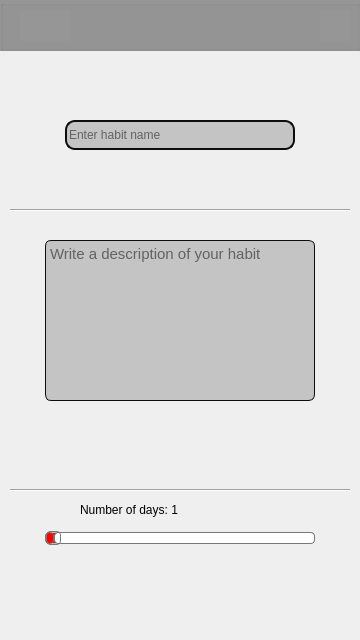
oleksandrhf/GoHabit, file createhabit.ui: the form before one commit.
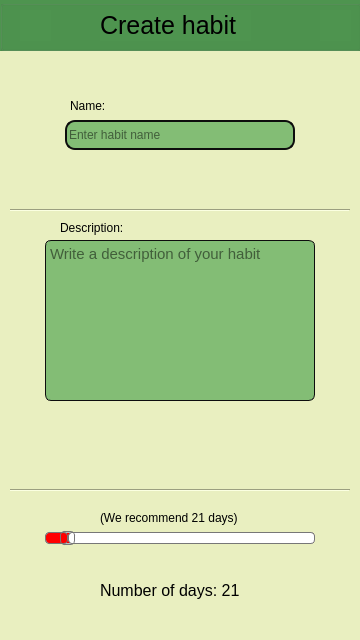
The form after the commit. Icons and pictures are not drawn.

Commit message: supplement Create Habit UI

Patch:
```diff
--- a/createhabit.ui
+++ b/createhabit.ui
@@ -14,7 +14,7 @@
    <string>Form</string>
   </property>
   <property name="styleSheet">
-   <string notr="true"/>
+   <string notr="true">background:#E9EFC0;</string>
   </property>
   <widget class="QLineEdit" name="lineEdit">
    <property name="geometry">
@@ -28,7 +28,7 @@
    <property name="styleSheet">
     <string notr="true">QLineEdit {
 border-radius: 10px;
-background-color: #c4c4c4 ;
+background-color: #83BD75 ;
 border:2px solid #0d0d0d;
 }
 
@@ -112,14 +112,17 @@
 }</string>
    </property>
    <property name="minimum">
-    <number>3</number>
+    <number>1</number>
    </property>
    <property name="maximum">
-    <number>72</number>
+    <number>365</number>
    </property>
    <property name="singleStep">
     <number>4</number>
    </property>
+   <property name="value">
+    <number>21</number>
+   </property>
    <property name="orientation">
     <enum>Qt::Horizontal</enum>
    </property>
@@ -127,14 +130,22 @@
   <widget class="QLabel" name="label_2">
    <property name="geometry">
     <rect>
-     <x>80</x>
-     <y>500</y>
-     <width>131</width>
-     <height>20</height>
+     <x>100</x>
+     <y>570</y>
+     <width>231</width>
+     <height>41</height>
     </rect>
    </property>
+   <property name="font">
+    <font>
+     <pointsize>12</pointsize>
+    </font>
+   </property>
+   <property name="styleSheet">
+    <string notr="true">color: #000000;</string>
+   </property>
    <property name="text">
-    <string notr="true">Number of days: 1</string>
+    <string notr="true">Number of days: 21</string>
    </property>
   </widget>
   <widget class="QTextEdit" name="textEdit">
@@ -154,7 +165,7 @@
    <property name="styleSheet">
     <string notr="true">QTextEdit {
 border-radius: 6px;
-background-color: #c4c4c4 ;
+background-color: #83BD75 ;
 border:0.5px solid #0d0d0d;
 }</string>
    </property>
@@ -185,10 +196,7 @@
 left: 0px;
 top: 0px;
 
-background: #969696;
-
-
-
+background: #4E944F;
 </string>
    </property>
    <property name="title">
@@ -227,23 +235,7 @@
      <string/>
     </property>
     <property name="pixmap">
-     <pixmap resource="recources.qrc">:/img/pick/Save.png</pixmap>
-    </property>
-   </widget>
-   <widget class="QLabel" name="label_5">
-    <property name="geometry">
-     <rect>
-      <x>20</x>
-      <y>10</y>
-      <width>51</width>
-      <height>31</height>
-     </rect>
-    </property>
-    <property name="text">
-     <string/>
-    </property>
-    <property name="pixmap">
-     <pixmap resource="recources.qrc">:/img/pick/Back.png</pixmap>
+     <pixmap>:/img/pick/Save.png</pixmap>
     </property>
    </widget>
    <widget class="QPushButton" name="pushButton_2">
@@ -266,7 +258,55 @@
      <string/>
     </property>
    </widget>
-   <zorder>label_5</zorder>
+   <widget class="QLabel" name="label_21">
+    <property name="geometry">
+     <rect>
+      <x>20</x>
+      <y>10</y>
+      <width>31</width>
+      <height>31</height>
+     </rect>
+    </property>
+    <property name="text">
+     <string/>
+    </property>
+    <property name="pixmap">
+     <pixmap resource="resources.qrc">:/img/pick/pick/Back.png</pixmap>
+    </property>
+    <property name="scaledContents">
+     <bool>true</bool>
+    </property>
+   </widget>
+   <widget class="QLabel" name="label_5">
+    <property name="geometry">
+     <rect>
+      <x>100</x>
+      <y>10</y>
+      <width>151</width>
+      <height>31</height>
+     </rect>
+    </property>
+    <property name="styleSheet">
+     <string notr="true">position: absolute;
+width: 115px;
+height: 37px;
+left: 126px;
+top: 5px;
+
+font-family: 'Inter';
+font-style: normal;
+font-weight: 400;
+font-size: 25px;
+line-height: 30px;
+
+color: #000000;
+background: #4E944F;</string>
+    </property>
+    <property name="text">
+     <string>Create habit</string>
+    </property>
+   </widget>
+   <zorder>label_21</zorder>
    <zorder>label_4</zorder>
    <zorder>pushButton</zorder>
    <zorder>pushButton_2</zorder>
@@ -303,6 +343,54 @@
     <enum>Qt::Horizontal</enum>
    </property>
   </widget>
+  <widget class="QLabel" name="label">
+   <property name="geometry">
+    <rect>
+     <x>70</x>
+     <y>100</y>
+     <width>37</width>
+     <height>12</height>
+    </rect>
+   </property>
+   <property name="styleSheet">
+    <string notr="true">color: #000000;</string>
+   </property>
+   <property name="text">
+    <string>Name:</string>
+   </property>
+  </widget>
+  <widget class="QLabel" name="label_3">
+   <property name="geometry">
+    <rect>
+     <x>60</x>
+     <y>220</y>
+     <width>81</width>
+     <height>16</height>
+    </rect>
+   </property>
+   <property name="styleSheet">
+    <string notr="true">color: #000000;</string>
+   </property>
+   <property name="text">
+    <string>Description:</string>
+   </property>
+  </widget>
+  <widget class="QLabel" name="label_6">
+   <property name="geometry">
+    <rect>
+     <x>100</x>
+     <y>510</y>
+     <width>211</width>
+     <height>16</height>
+    </rect>
+   </property>
+   <property name="toolTip">
+    <string>12354</string>
+   </property>
+   <property name="text">
+    <string>(We recommend 21 days)</string>
+   </property>
+  </widget>
  </widget>
  <tabstops>
   <tabstop>horizontalSlider</tabstop>
```
Left out of the diff: 4 changed lines with no effect on the pictures.
